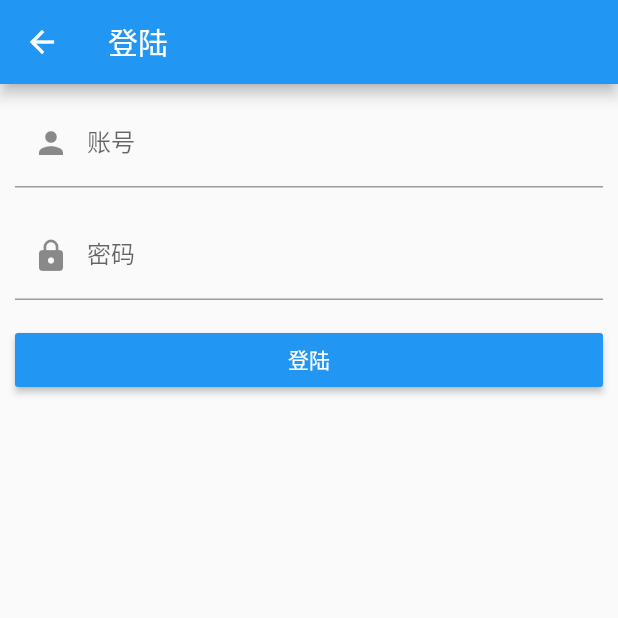
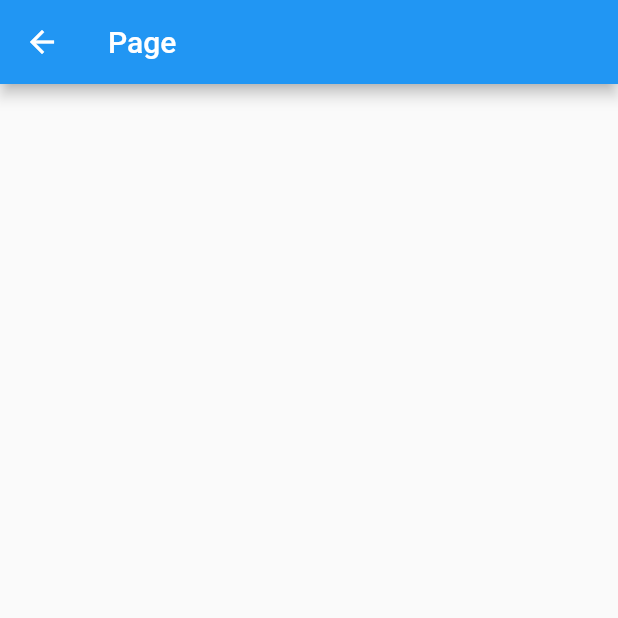
Before and after one commit to hemlys/MVVMdemo, a Flutter app: the Login screen opened directly, on a phone screen of 412 x 824 dp, the top half of it. Run offline on Flutter 3.47's test engine with Material 2 defaults, Android fonts, the phone set to English and light mode, and no system bars; our stand-ins replace dio.

Commit message:
1.0.0
調整目錄結構

```diff
--- a/mvvmtest/lib/login.dart
+++ /dev/null
@@ -1,60 +0,0 @@
-import 'package:flutter/material.dart';
-import 'package:provider/provider.dart';
-
-import 'LoginViewmodel.dart';
-
-class Login extends StatefulWidget {
-  @override
-  _LoginState createState() => _LoginState();
-}
-
-class _LoginState extends State<Login> {
-  @override
-  Widget build(BuildContext context) {
-    return Scaffold(
-      appBar: AppBar(
-        title: Text("登陆"),
-      ),
-      body: Padding(
-        padding: EdgeInsets.all(10),
-        child: Column(
-          children: [
-            TextField(
-              controller: Provider.of<LoginViewmodel>(context).user,//获取viewmodel管理的controller状态
-              decoration: InputDecoration(
-                labelText: "账号",
-                prefixIcon: Icon(Icons.person),
-              ),
-            ),
-            SizedBox(height: 16),
-            TextField(
-              controller: Provider.of<LoginViewmodel>(context).pass,//获取viewmodel管理的controller状态
-              decoration: InputDecoration(
-                labelText: "密码",
-                prefixIcon: Icon(Icons.lock),
-              ),
-              obscureText: true,
-            ),
-            SizedBox(height: 16),
-            Container(
-              width: double.infinity,
-              child: RaisedButton(
-                onPressed: context.read<LoginViewmodel>().login,//调用viewmodel层的登陆方法
-                color: Colors.blue,
-                child: Text(
-                  "登陆",
-                  style: TextStyle(color: Colors.white),
-                ),
-              ),
-            ),
-            SizedBox(height: 16),
-            Expanded(
-              child:
-              Text(Provider.of<LoginViewmodel>(context).result.toString()),////获取viewmodel管理的result错误信息
-            ),
-          ],
-        ),
-      ),
-    );
-  }
-}
--- a/mvvmtest/lib/main.dart
+++ b/mvvmtest/lib/main.dart
@@ -1,7 +1,7 @@
 import 'package:flutter/material.dart';
 import 'package:provider/provider.dart';
 
-import 'LoginViewmodel.dart';
+import 'model/LoginViewmodel.dart';
 
 void main() {
   runApp(MultiProvider(
--- a/mvvmtest/lib/LoginViewmodel.dart
+++ b/mvvmtest/lib/model/LoginViewmodel.dart
@@ -4,9 +4,10 @@ import 'package:dio/dio.dart';
 import 'package:flutter/cupertino.dart';
 import 'package:flutter/material.dart';
 
-import 'login_model.dart';
-import 'main.dart';
-import 'versionBean.dart';
+import '../page/login.dart';
+import '../net/apiService.dart';
+import '../main.dart';
+import '../bean/versionBean.dart';
 
 
 class LoginViewmodel extends ChangeNotifier {
@@ -75,5 +76,14 @@ class LoginViewmodel extends ChangeNotifier {
     //   //   ),
     //   // ); //跳转界面
     // }
+
+
+      Navigator.of(navigatorKey.currentContext).push(
+        CupertinoPageRoute(
+          builder: (context) {
+            return Login();
+          },
+        ),
+      );
   }
 }
--- /dev/null
+++ b/mvvmtest/lib/page/login.dart
@@ -0,0 +1,24 @@
+import 'package:flutter/material.dart';
+import 'package:provider/provider.dart';
+
+import '../model/LoginViewmodel.dart';
+
+class Login extends StatefulWidget {
+  @override
+  _LoginState createState() => _LoginState();
+}
+
+class _LoginState extends State<Login> {
+  @override
+  Widget build(BuildContext context) {
+    return Scaffold(
+      appBar: AppBar(
+        title: Text("Page"),
+      ),
+      body: Container(
+        width: double.infinity,
+        child: Text(Provider.of<LoginViewmodel>(context).result.toString()),
+      ),
+    );
+  }
+}
```
Also changed, not shown: mvvmtest/lib/bean/versionBean.dart (renamed from mvvmtest/lib/versionBean.dart), mvvmtest/lib/net/apiService.dart (renamed from mvvmtest/lib/login_model.dart), mvvmtest/lib/net/dio_util.dart (renamed from mvvmtest/lib/dio_util.dart), mvvmtest/pubspec.lock, 1 other file.
